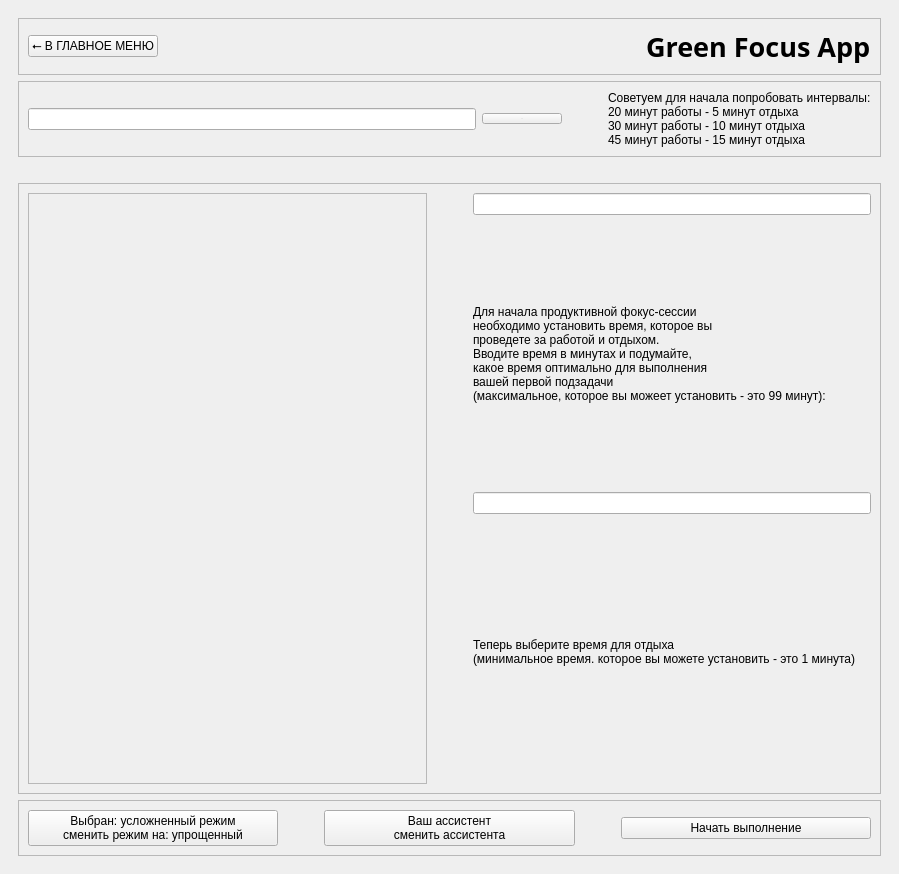
Old version of the form focus.ui in the repository Staig69/ADHD.
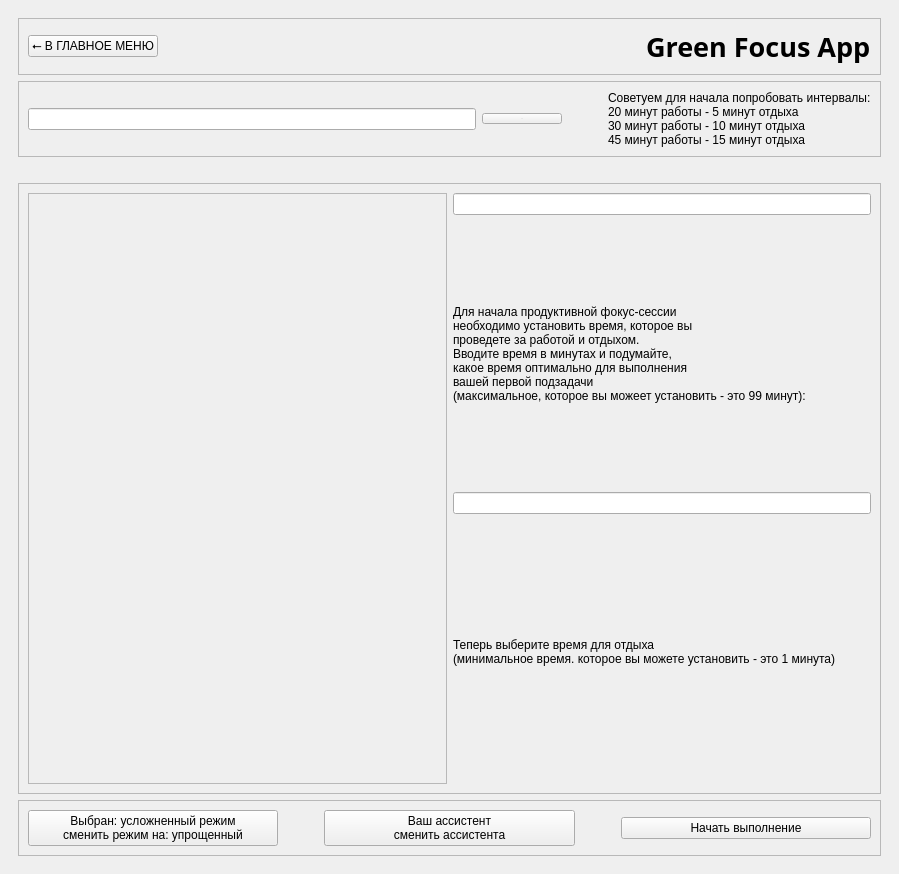
New version of the form. The open tabs and pages were chosen to show the change.

The edit to the form file:
```diff
--- a/focus.ui
+++ b/focus.ui
@@ -425,7 +425,7 @@
                <rect>
                 <x>0</x>
                 <y>0</y>
-                <width>347</width>
+                <width>393</width>
                 <height>500</height>
                </rect>
               </property>
@@ -433,22 +433,6 @@
              </widget>
             </widget>
            </item>
-           <item>
-            <spacer name="horizontalSpacer_15">
-             <property name="orientation">
-              <enum>Qt::Orientation::Horizontal</enum>
-             </property>
-             <property name="sizeType">
-              <enum>QSizePolicy::Policy::Fixed</enum>
-             </property>
-             <property name="sizeHint" stdset="0">
-              <size>
-               <width>40</width>
-               <height>20</height>
-              </size>
-             </property>
-            </spacer>
-           </item>
            <item>
             <layout class="QVBoxLayout" name="verticalLayout_2">
              <item>
```
Left out of the diff: 22 changed lines with no effect on the pictures.
